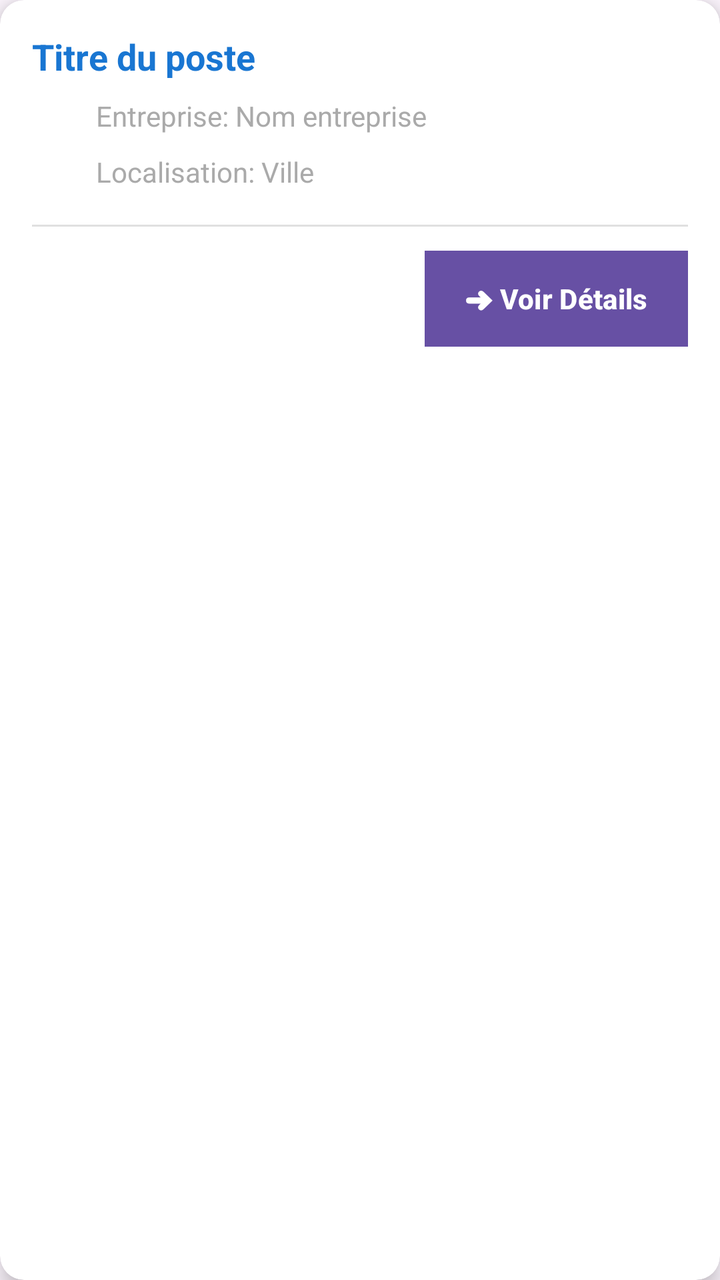
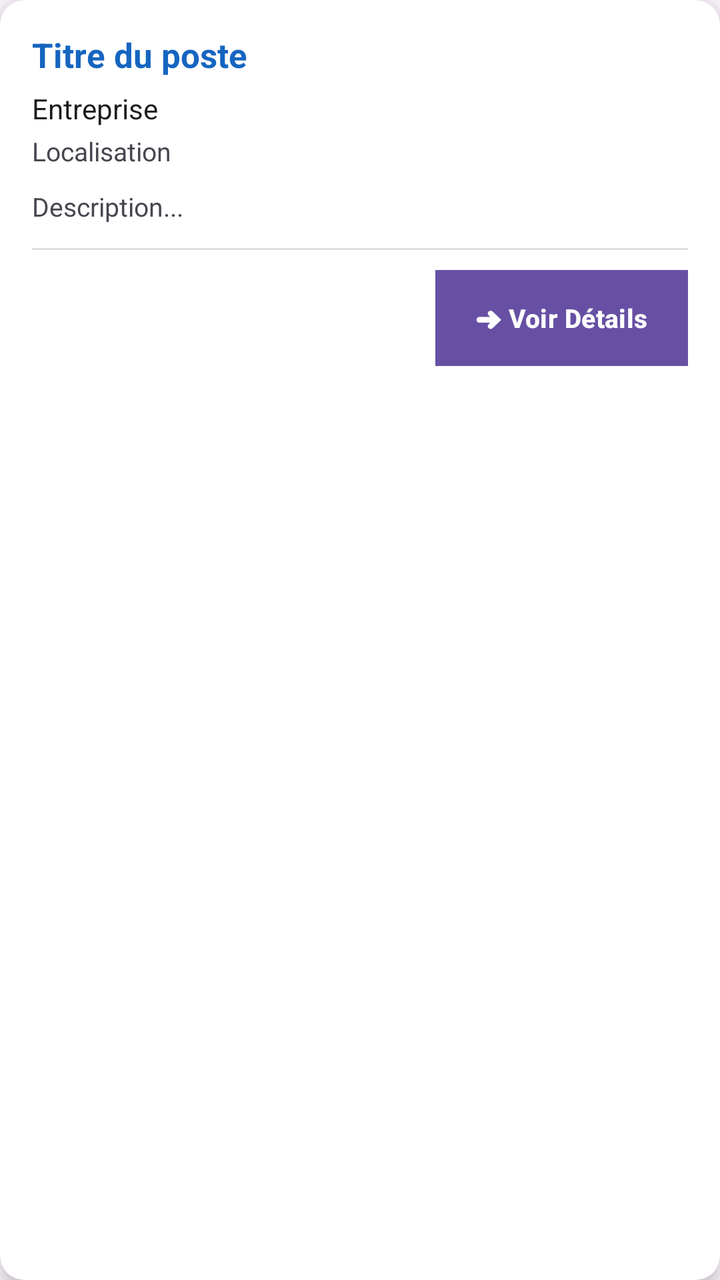

Two renders of the same Android screen: before a commit and after it. Below are the layout's source before the change and the commit's diff.
<!-- AndroidManifest.xml: application theme Theme.JobBoard -->
<!-- res/layout/item_job_offer.xml -->
<?xml version="1.0" encoding="utf-8"?>
<androidx.cardview.widget.CardView xmlns:android="http://schemas.android.com/apk/res/android"
    xmlns:app="http://schemas.android.com/apk/res-auto"
    android:layout_width="match_parent"
    android:layout_height="wrap_content"
    android:layout_margin="8dp"
    app:cardCornerRadius="12dp"
    app:cardElevation="6dp"
    app:cardBackgroundColor="@android:color/white">

    <LinearLayout
        android:layout_width="match_parent"
        android:layout_height="wrap_content"
        android:orientation="vertical"
        android:padding="16dp">

        <LinearLayout
            android:layout_width="match_parent"
            android:layout_height="wrap_content"
            android:orientation="horizontal"
            android:gravity="center_vertical">

            <LinearLayout
                android:layout_width="0dp"
                android:layout_height="wrap_content"
                android:layout_weight="1"
                android:orientation="vertical">

                <TextView
                    android:id="@+id/job_title"
                    android:layout_width="match_parent"
                    android:layout_height="wrap_content"
                    android:text="Titre du poste"
                    android:textSize="18sp"
                    android:textStyle="bold"
                    android:textColor="#1976D2"
                    android:layout_marginBottom="8dp"
                    android:maxLines="2"
                    android:ellipsize="end" />

                <TextView
                    android:id="@+id/job_company"
                    android:layout_width="match_parent"
                    android:layout_height="wrap_content"
                    android:text="Entreprise: Nom entreprise"
                    android:textSize="14sp"
                    android:textColor="@android:color/darker_gray"
                    android:layout_marginBottom="4dp"
                    android:drawableStart="@drawable/ic_offres"
                    android:drawablePadding="8dp" />

                <TextView
                    android:id="@+id/job_location"
                    android:layout_width="match_parent"
                    android:layout_height="wrap_content"
                    android:text="Localisation: Ville"
                    android:textSize="14sp"
                    android:textColor="@android:color/darker_gray"
                    android:drawableStart="@drawable/ic_preferences"
                    android:drawablePadding="8dp" />

            </LinearLayout>

        </LinearLayout>

        <View
            android:layout_width="match_parent"
            android:layout_height="1dp"
            android:background="#E0E0E0"
            android:layout_marginTop="12dp"
            android:layout_marginBottom="12dp" />

        <LinearLayout
            android:layout_width="match_parent"
            android:layout_height="wrap_content"
            android:orientation="horizontal"
            android:gravity="end">

            <Button
                android:id="@+id/details_button"
                android:layout_width="wrap_content"
                android:layout_height="wrap_content"
                android:text="➜ Voir Détails"
                android:textSize="14sp"
                android:textStyle="bold"
                android:paddingLeft="20dp"
                android:paddingRight="20dp"
                android:paddingTop="10dp"
                android:paddingBottom="10dp"
                android:background="@android:color/holo_blue_light"
                android:textColor="@android:color/white" />

        </LinearLayout>

    </LinearLayout>

</androidx.cardview.widget.CardView>
<!-- resources referenced by this layout -->
<resources>
  <!-- drawable ic_offres (drawable) -->
  <?xml version="1.0" encoding="utf-8"?>
  <vector xmlns:android="http://schemas.android.com/apk/res/android"
      android:width="24dp"
      android:height="24dp"
      android:viewportWidth="24"
      android:viewportHeight="24">
      <path
          android:fillColor="@android:color/white"
          android:pathData="M19,3H5C3.9,3 3,3.9 3,5v14c0,1.1 0.9,2 2,2h14c1.1,0 2,-0.9 2,-2V5C21,3.9 20.1,3 19,3zM19,5v10h-8V5H19zM5,5h4v10H5V5zM5,19v-3h14v3H5z" />
  </vector>
  <!-- drawable ic_preferences (drawable) -->
  <?xml version="1.0" encoding="utf-8"?>
  <vector xmlns:android="http://schemas.android.com/apk/res/android"
      android:width="24dp"
      android:height="24dp"
      android:viewportWidth="24"
      android:viewportHeight="24">
      <path
          android:fillColor="@android:color/white"
          android:pathData="M19.14,12.94c0.04,-0.3 0.06,-0.61 0.06,-0.94c0,-0.32 -0.02,-0.64 -0.07,-0.94l2.03,-1.58c0.18,-0.14 0.23,-0.41 0.12,-0.64l-1.92,-3.32c-0.12,-0.22 -0.37,-0.29 -0.59,-0.22l-2.39,0.96c-0.5,-0.38 -1.03,-0.7 -1.62,-0.94L14.4,2.81c-0.04,-0.24 -0.24,-0.41 -0.48,-0.41h-3.84c-0.24,0 -0.43,0.17 -0.47,0.41L9.25,5.35C8.66,5.59 8.12,5.92 7.63,6.29L5.24,5.33c-0.22,-0.08 -0.47,0 -0.59,0.22L2.74,8.87C2.62,9.08 2.66,9.34 2.86,9.48l2.03,1.58C4.84,11.36 4.8,11.69 4.8,12s0.02,0.64 0.07,0.94l-2.03,1.58c-0.18,0.14 -0.23,0.41 -0.12,0.64l1.92,3.32c0.12,0.22 0.37,0.29 0.59,0.22l2.39,-0.96c0.5,0.38 1.03,0.7 1.62,0.94l0.36,2.54c0.05,0.24 0.24,0.41 0.48,0.41h3.84c0.24,0 0.44,-0.17 0.47,-0.41l0.36,-2.54c0.59,-0.24 1.13,-0.56 1.62,-0.94l2.39,0.96c0.22,0.08 0.47,0 0.59,-0.22l1.92,-3.32c0.12,-0.22 0.07,-0.5 -0.12,-0.64L19.14,12.94zM12,15.6c-1.98,0 -3.6,-1.62 -3.6,-3.6s1.62,-3.6 3.6,-3.6s3.6,1.62 3.6,3.6S13.98,15.6 12,15.6z" />
  </vector>
  <style name="Theme.JobBoard" parent="Base.Theme.JobBoard" />
  <style name="Base.Theme.JobBoard" parent="Theme.Material3.DayNight.NoActionBar">
          
          
      </style>
</resources>

<!-- the commit's change to res/layout/item_job_offer.xml (unified diff, before → after) -->
@@ -5,7 +5,7 @@
     android:layout_height="wrap_content"
     android:layout_margin="8dp"
     app:cardCornerRadius="12dp"
-    app:cardElevation="6dp"
+    app:cardElevation="5dp"
     app:cardBackgroundColor="@android:color/white">
 
     <LinearLayout
@@ -14,83 +14,72 @@
         android:orientation="vertical"
         android:padding="16dp">
 
-        <LinearLayout
+        
+        <TextView
+            android:id="@+id/job_title"
             android:layout_width="match_parent"
             android:layout_height="wrap_content"
-            android:orientation="horizontal"
-            android:gravity="center_vertical">
+            android:text="Titre du poste"
+            android:textSize="17sp"
+            android:textStyle="bold"
+            android:textColor="#1565C0"
+            android:layout_marginBottom="6dp"
+            android:maxLines="2"
+            android:ellipsize="end" />
 
-            <LinearLayout
-                android:layout_width="0dp"
-                android:layout_height="wrap_content"
-                android:layout_weight="1"
-                android:orientation="vertical">
+        
+        <TextView
+            android:id="@+id/job_company"
+            android:layout_width="match_parent"
+            android:layout_height="wrap_content"
+            android:text="Entreprise"
+            android:textSize="14sp"
+            android:textColor="?android:attr/textColorPrimary"
+            android:layout_marginBottom="3dp" />
 
-                <TextView
-                    android:id="@+id/job_title"
-                    android:layout_width="match_parent"
-                    android:layout_height="wrap_content"
-                    android:text="Titre du poste"
-                    android:textSize="18sp"
-                    android:textStyle="bold"
-                    android:textColor="#1976D2"
-                    android:layout_marginBottom="8dp"
-                    android:maxLines="2"
-                    android:ellipsize="end" />
+        
+        <TextView
+            android:id="@+id/job_location"
+            android:layout_width="match_parent"
+            android:layout_height="wrap_content"
+            android:text="Localisation"
+            android:textSize="13sp"
+            android:textColor="?android:attr/textColorSecondary"
+            android:layout_marginBottom="10dp" />
 
-                <TextView
-                    android:id="@+id/job_company"
-                    android:layout_width="match_parent"
-                    android:layout_height="wrap_content"
-                    android:text="Entreprise: Nom entreprise"
-                    android:textSize="14sp"
-                    android:textColor="@android:color/darker_gray"
-                    android:layout_marginBottom="4dp"
-                    android:drawableStart="@drawable/ic_offres"
-                    android:drawablePadding="8dp" />
-
-                <TextView
-                    android:id="@+id/job_location"
-                    android:layout_width="match_parent"
-                    android:layout_height="wrap_content"
-                    android:text="Localisation: Ville"
-                    android:textSize="14sp"
-                    android:textColor="@android:color/darker_gray"
-                    android:drawableStart="@drawable/ic_preferences"
-                    android:drawablePadding="8dp" />
-
-            </LinearLayout>
-
-        </LinearLayout>
+        
+        <TextView
+            android:id="@+id/job_description_preview"
+            android:layout_width="match_parent"
+            android:layout_height="wrap_content"
+            android:text="Description..."
+            android:textSize="13sp"
+            android:textColor="?android:attr/textColorSecondary"
+            android:maxLines="2"
+            android:ellipsize="end"
+            android:layout_marginBottom="12dp" />
 
         <View
             android:layout_width="match_parent"
             android:layout_height="1dp"
             android:background="#E0E0E0"
-            android:layout_marginTop="12dp"
-            android:layout_marginBottom="12dp" />
+            android:layout_marginBottom="10dp" />
 
-        <LinearLayout
-            android:layout_width="match_parent"
+        
+        <Button
+            android:id="@+id/details_button"
+            android:layout_width="wrap_content"
             android:layout_height="wrap_content"
-            android:orientation="horizontal"
-            android:gravity="end">
-
-            <Button
-                android:id="@+id/details_button"
-                android:layout_width="wrap_content"
-                android:layout_height="wrap_content"
-                android:text="➜ Voir Détails"
-                android:textSize="14sp"
-                android:textStyle="bold"
-                android:paddingLeft="20dp"
-                android:paddingRight="20dp"
-                android:paddingTop="10dp"
-                android:paddingBottom="10dp"
-                android:background="@android:color/holo_blue_light"
-                android:textColor="@android:color/white" />
-
-        </LinearLayout>
+            android:layout_gravity="end"
+            android:text="➜ Voir Détails"
+            android:textSize="13sp"
+            android:textStyle="bold"
+            android:textColor="@android:color/white"
+            android:paddingStart="20dp"
+            android:paddingEnd="20dp"
+            android:paddingTop="8dp"
+            android:paddingBottom="8dp"
+            android:background="#1976D2" />
 
     </LinearLayout>
 
<!-- resource entries referenced after the edit -->
@@ -1,27 +1,5 @@
 <!-- resources referenced by this layout -->
 <resources>
-  <!-- drawable ic_offres (drawable) -->
-  <?xml version="1.0" encoding="utf-8"?>
-  <vector xmlns:android="http://schemas.android.com/apk/res/android"
-      android:width="24dp"
-      android:height="24dp"
-      android:viewportWidth="24"
-      android:viewportHeight="24">
-      <path
-          android:fillColor="@android:color/white"
-          android:pathData="M19,3H5C3.9,3 3,3.9 3,5v14c0,1.1 0.9,2 2,2h14c1.1,0 2,-0.9 2,-2V5C21,3.9 20.1,3 19,3zM19,5v10h-8V5H19zM5,5h4v10H5V5zM5,19v-3h14v3H5z" />
-  </vector>
-  <!-- drawable ic_preferences (drawable) -->
-  <?xml version="1.0" encoding="utf-8"?>
-  <vector xmlns:android="http://schemas.android.com/apk/res/android"
-      android:width="24dp"
-      android:height="24dp"
-      android:viewportWidth="24"
-      android:viewportHeight="24">
-      <path
-          android:fillColor="@android:color/white"
-          android:pathData="M19.14,12.94c0.04,-0.3 0.06,-0.61 0.06,-0.94c0,-0.32 -0.02,-0.64 -0.07,-0.94l2.03,-1.58c0.18,-0.14 0.23,-0.41 0.12,-0.64l-1.92,-3.32c-0.12,-0.22 -0.37,-0.29 -0.59,-0.22l-2.39,0.96c-0.5,-0.38 -1.03,-0.7 -1.62,-0.94L14.4,2.81c-0.04,-0.24 -0.24,-0.41 -0.48,-0.41h-3.84c-0.24,0 -0.43,0.17 -0.47,0.41L9.25,5.35C8.66,5.59 8.12,5.92 7.63,6.29L5.24,5.33c-0.22,-0.08 -0.47,0 -0.59,0.22L2.74,8.87C2.62,9.08 2.66,9.34 2.86,9.48l2.03,1.58C4.84,11.36 4.8,11.69 4.8,12s0.02,0.64 0.07,0.94l-2.03,1.58c-0.18,0.14 -0.23,0.41 -0.12,0.64l1.92,3.32c0.12,0.22 0.37,0.29 0.59,0.22l2.39,-0.96c0.5,0.38 1.03,0.7 1.62,0.94l0.36,2.54c0.05,0.24 0.24,0.41 0.48,0.41h3.84c0.24,0 0.44,-0.17 0.47,-0.41l0.36,-2.54c0.59,-0.24 1.13,-0.56 1.62,-0.94l2.39,0.96c0.22,0.08 0.47,0 0.59,-0.22l1.92,-3.32c0.12,-0.22 0.07,-0.5 -0.12,-0.64L19.14,12.94zM12,15.6c-1.98,0 -3.6,-1.62 -3.6,-3.6s1.62,-3.6 3.6,-3.6s3.6,1.62 3.6,3.6S13.98,15.6 12,15.6z" />
-  </vector>
   <style name="Theme.JobBoard" parent="Base.Theme.JobBoard" />
   <style name="Base.Theme.JobBoard" parent="Theme.Material3.DayNight.NoActionBar">
           
